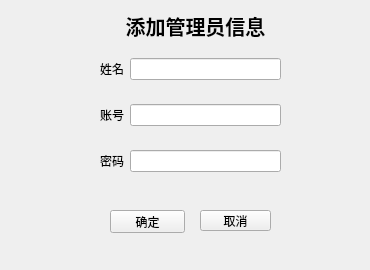
Above: admin/admin_modifymanager.ui from wo16pao/MS before the change. Below: the same form after it.
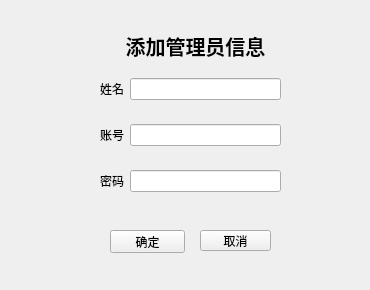
That is the form after the change.

Patch:
```diff
--- a/admin/admin_modifymanager.ui
+++ b/admin/admin_modifymanager.ui
@@ -7,7 +7,7 @@
     <x>0</x>
     <y>0</y>
     <width>370</width>
-    <height>270</height>
+    <height>290</height>
    </rect>
   </property>
   <property name="windowTitle">
@@ -17,7 +17,7 @@
    <property name="geometry">
     <rect>
      <x>200</x>
-     <y>210</y>
+     <y>230</y>
      <width>71</width>
      <height>21</height>
     </rect>
@@ -30,7 +30,7 @@
    <property name="geometry">
     <rect>
      <x>100</x>
-     <y>40</y>
+     <y>60</y>
      <width>181</width>
      <height>151</height>
     </rect>
@@ -72,7 +72,7 @@
    <property name="geometry">
     <rect>
      <x>110</x>
-     <y>210</y>
+     <y>230</y>
      <width>75</width>
      <height>23</height>
     </rect>
@@ -85,7 +85,7 @@
    <property name="geometry">
     <rect>
      <x>20</x>
-     <y>210</y>
+     <y>230</y>
      <width>81</width>
      <height>21</height>
     </rect>
@@ -98,7 +98,7 @@
    <property name="geometry">
     <rect>
      <x>120</x>
-     <y>10</y>
+     <y>30</y>
      <width>151</width>
      <height>31</height>
     </rect>
```
